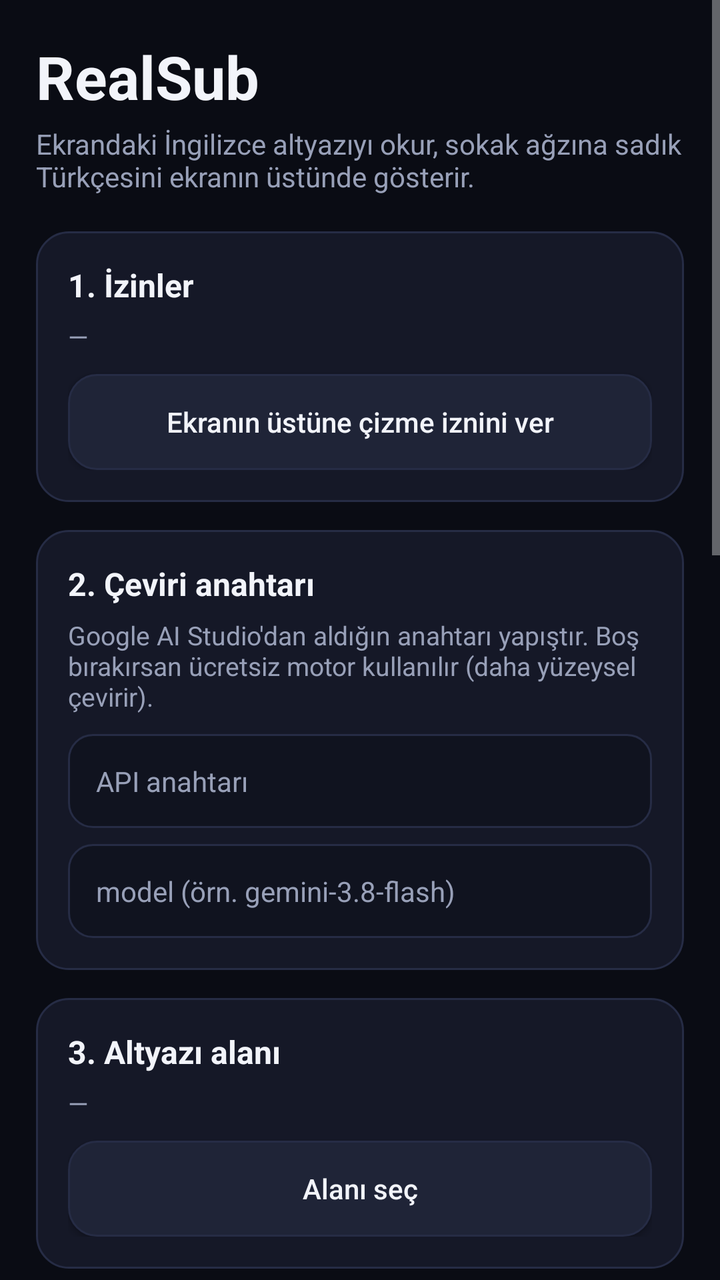
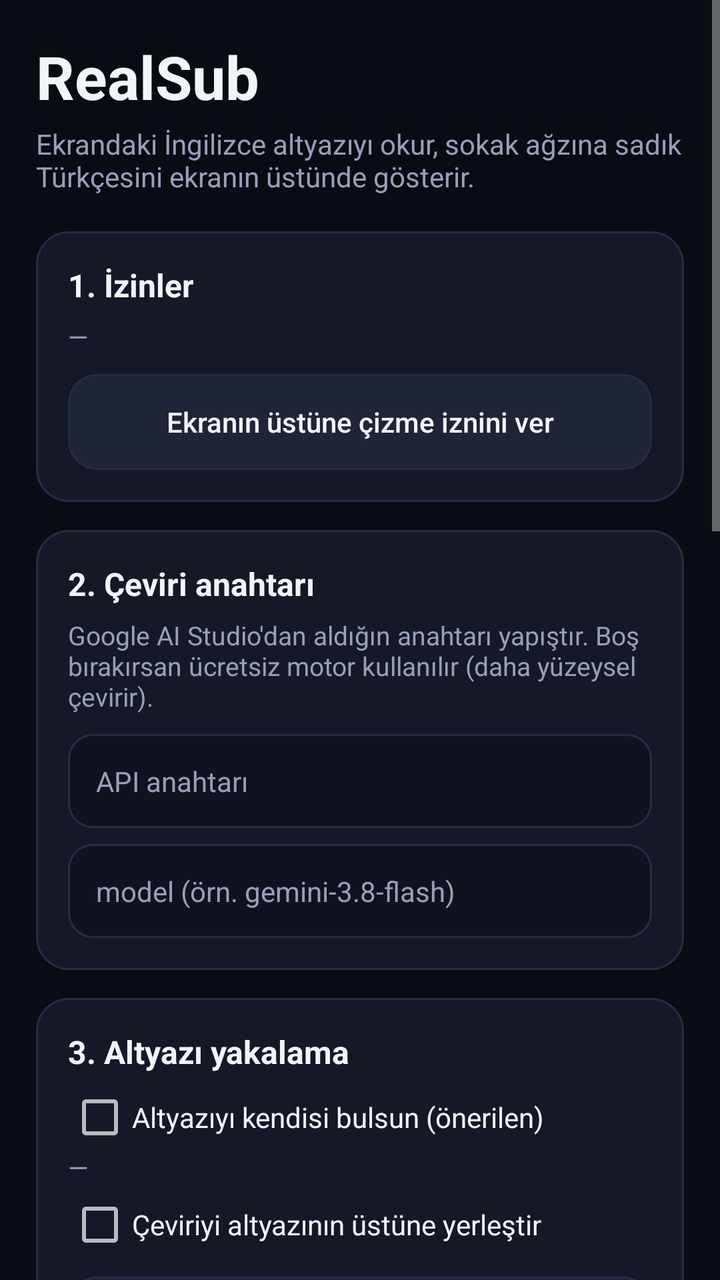

Two renders of the same Android screen: before a commit and after it. Below are the layout's source before the change and the commit's diff.
<!-- AndroidManifest.xml: application theme Theme.RealSub -->
<!-- res/layout/activity_main.xml -->
<?xml version="1.0" encoding="utf-8"?>
<ScrollView xmlns:android="http://schemas.android.com/apk/res/android"
    android:layout_width="match_parent"
    android:layout_height="match_parent"
    android:background="@color/bg"
    android:fillViewport="true">

    <LinearLayout
        android:layout_width="match_parent"
        android:layout_height="wrap_content"
        android:orientation="vertical"
        android:padding="18dp">

        <TextView
            android:layout_width="wrap_content"
            android:layout_height="wrap_content"
            android:text="RealSub"
            android:textColor="@color/txt"
            android:textSize="30sp"
            android:textStyle="bold" />

        <TextView
            android:layout_width="match_parent"
            android:layout_height="wrap_content"
            android:layout_marginTop="4dp"
            android:text="Ekrandaki İngilizce altyazıyı okur, sokak ağzına sadık Türkçesini ekranın üstünde gösterir."
            android:textColor="@color/muted"
            android:textSize="14sp" />

        
        <LinearLayout
            android:layout_width="match_parent"
            android:layout_height="wrap_content"
            android:layout_marginTop="18dp"
            android:background="@drawable/panel"
            android:orientation="vertical"
            android:padding="16dp">

            <TextView
                android:layout_width="wrap_content"
                android:layout_height="wrap_content"
                android:text="1. İzinler"
                android:textColor="@color/txt"
                android:textSize="16sp"
                android:textStyle="bold" />

            <TextView
                android:id="@+id/tvPerm"
                android:layout_width="match_parent"
                android:layout_height="wrap_content"
                android:layout_marginTop="6dp"
                android:text="—"
                android:textColor="@color/muted"
                android:textSize="13sp" />

            <Button
                android:id="@+id/btnOverlayPerm"
                android:layout_width="match_parent"
                android:layout_height="wrap_content"
                android:layout_marginTop="10dp"
                android:background="@drawable/btn_grey"
                android:text="Ekranın üstüne çizme iznini ver"
                android:textAllCaps="false"
                android:textColor="@color/txt" />
        </LinearLayout>

        
        <LinearLayout
            android:layout_width="match_parent"
            android:layout_height="wrap_content"
            android:layout_marginTop="14dp"
            android:background="@drawable/panel"
            android:orientation="vertical"
            android:padding="16dp">

            <TextView
                android:layout_width="wrap_content"
                android:layout_height="wrap_content"
                android:text="2. Çeviri anahtarı"
                android:textColor="@color/txt"
                android:textSize="16sp"
                android:textStyle="bold" />

            <TextView
                android:layout_width="match_parent"
                android:layout_height="wrap_content"
                android:layout_marginTop="6dp"
                android:text="Google AI Studio'dan aldığın anahtarı yapıştır. Boş bırakırsan ücretsiz motor kullanılır (daha yüzeysel çevirir)."
                android:textColor="@color/muted"
                android:textSize="13sp" />

            <EditText
                android:id="@+id/etKey"
                android:layout_width="match_parent"
                android:layout_height="wrap_content"
                android:layout_marginTop="10dp"
                android:background="@drawable/field"
                android:hint="API anahtarı"
                android:inputType="textPassword"
                android:padding="14dp"
                android:textColor="@color/txt"
                android:textColorHint="@color/muted"
                android:textSize="14sp" />

            <EditText
                android:id="@+id/etModel"
                android:layout_width="match_parent"
                android:layout_height="wrap_content"
                android:layout_marginTop="8dp"
                android:background="@drawable/field"
                android:hint="model (örn. gemini-3.8-flash)"
                android:inputType="text"
                android:padding="14dp"
                android:textColor="@color/txt"
                android:textColorHint="@color/muted"
                android:textSize="14sp" />
        </LinearLayout>

        
        <LinearLayout
            android:layout_width="match_parent"
            android:layout_height="wrap_content"
            android:layout_marginTop="14dp"
            android:background="@drawable/panel"
            android:orientation="vertical"
            android:padding="16dp">

            <TextView
                android:layout_width="wrap_content"
                android:layout_height="wrap_content"
                android:text="3. Altyazı alanı"
                android:textColor="@color/txt"
                android:textSize="16sp"
                android:textStyle="bold" />

            <TextView
                android:id="@+id/tvRegion"
                android:layout_width="match_parent"
                android:layout_height="wrap_content"
                android:layout_marginTop="6dp"
                android:text="—"
                android:textColor="@color/muted"
                android:textSize="13sp" />

            <Button
                android:id="@+id/btnRegion"
                android:layout_width="match_parent"
                android:layout_height="wrap_content"
                android:layout_marginTop="10dp"
                android:background="@drawable/btn_grey"
                android:text="Alanı seç"
                android:textAllCaps="false"
                android:textColor="@color/txt" />
        </LinearLayout>

        
        <LinearLayout
            android:layout_width="match_parent"
            android:layout_height="wrap_content"
            android:layout_marginTop="14dp"
            android:background="@drawable/panel"
            android:orientation="vertical"
            android:padding="16dp">

            <TextView
                android:layout_width="wrap_content"
                android:layout_height="wrap_content"
                android:text="4. Ayarlar"
                android:textColor="@color/txt"
                android:textSize="16sp"
                android:textStyle="bold" />

            <TextView
                android:layout_width="wrap_content"
                android:layout_height="wrap_content"
                android:layout_marginTop="12dp"
                android:text="Sertlik seviyesi"
                android:textColor="@color/muted"
                android:textSize="13sp" />

            <RadioGroup
                android:id="@+id/rgHard"
                android:layout_width="match_parent"
                android:layout_height="wrap_content"
                android:orientation="vertical">

                <RadioButton
                    android:id="@+id/rb0"
                    android:layout_width="match_parent"
                    android:layout_height="wrap_content"
                    android:text="Yumuşak"
                    android:textColor="@color/txt" />

                <RadioButton
                    android:id="@+id/rb1"
                    android:layout_width="match_parent"
                    android:layout_height="wrap_content"
                    android:text="Doğal"
                    android:textColor="@color/txt" />

                <RadioButton
                    android:id="@+id/rb2"
                    android:layout_width="match_parent"
                    android:layout_height="wrap_content"
                    android:text="Sokak ağzı"
                    android:textColor="@color/txt" />

                <RadioButton
                    android:id="@+id/rb3"
                    android:layout_width="match_parent"
                    android:layout_height="wrap_content"
                    android:text="Tam sansürsüz"
                    android:textColor="@color/txt" />
            </RadioGroup>

            <TextView
                android:id="@+id/tvSize"
                android:layout_width="wrap_content"
                android:layout_height="wrap_content"
                android:layout_marginTop="10dp"
                android:text="Yazı boyutu"
                android:textColor="@color/muted"
                android:textSize="13sp" />

            <SeekBar
                android:id="@+id/sbSize"
                android:layout_width="match_parent"
                android:layout_height="wrap_content"
                android:max="42"
                android:progress="12" />

            <TextView
                android:id="@+id/tvBottom"
                android:layout_width="wrap_content"
                android:layout_height="wrap_content"
                android:text="Alttan uzaklık"
                android:textColor="@color/muted"
                android:textSize="13sp" />

            <SeekBar
                android:id="@+id/sbBottom"
                android:layout_width="match_parent"
                android:layout_height="wrap_content"
                android:max="60"
                android:progress="10" />

            <CheckBox
                android:id="@+id/cbEn"
                android:layout_width="match_parent"
                android:layout_height="wrap_content"
                android:text="İngilizceyi de göster"
                android:textColor="@color/txt" />
        </LinearLayout>

        <Button
            android:id="@+id/btnStart"
            android:layout_width="match_parent"
            android:layout_height="wrap_content"
            android:layout_marginTop="18dp"
            android:background="@drawable/btn"
            android:paddingTop="14dp"
            android:paddingBottom="14dp"
            android:text="Başlat"
            android:textAllCaps="false"
            android:textColor="#FFFFFF"
            android:textSize="17sp"
            android:textStyle="bold" />

        <Button
            android:id="@+id/btnStop"
            android:layout_width="match_parent"
            android:layout_height="wrap_content"
            android:layout_marginTop="10dp"
            android:background="@drawable/btn_grey"
            android:text="Durdur"
            android:textAllCaps="false"
            android:textColor="@color/txt" />

        <LinearLayout
            android:layout_width="match_parent"
            android:layout_height="wrap_content"
            android:layout_marginTop="14dp"
            android:background="@drawable/panel"
            android:orientation="vertical"
            android:padding="16dp">

            <TextView
                android:layout_width="wrap_content"
                android:layout_height="wrap_content"
                android:text="5. Durum"
                android:textColor="@color/txt"
                android:textSize="16sp"
                android:textStyle="bold" />

            <TextView
                android:layout_width="match_parent"
                android:layout_height="wrap_content"
                android:layout_marginTop="6dp"
                android:text="Bir şey görünmüyorsa: çalışırken buraya dön, önce Tek kare oku, sonra Durumu yenile."
                android:textColor="@color/muted"
                android:textSize="13sp" />

            <Button
                android:id="@+id/btnTest"
                android:layout_width="match_parent"
                android:layout_height="wrap_content"
                android:layout_marginTop="10dp"
                android:background="@drawable/btn_grey"
                android:text="Tek kare oku"
                android:textAllCaps="false"
                android:textColor="@color/txt" />

            <Button
                android:id="@+id/btnStatus"
                android:layout_width="match_parent"
                android:layout_height="wrap_content"
                android:layout_marginTop="8dp"
                android:background="@drawable/btn_grey"
                android:text="Durumu yenile"
                android:textAllCaps="false"
                android:textColor="@color/txt" />

            <TextView
                android:id="@+id/tvStatus"
                android:layout_width="match_parent"
                android:layout_height="wrap_content"
                android:layout_marginTop="10dp"
                android:background="@drawable/field"
                android:padding="12dp"
                android:text="—"
                android:textColor="@color/txt"
                android:textSize="13sp" />
        </LinearLayout>

        <TextView
            android:layout_width="match_parent"
            android:layout_height="wrap_content"
            android:layout_marginTop="16dp"
            android:layout_marginBottom="24dp"
            android:text="Başlat'a bastıktan sonra uygulamadan çık, izlemeye başla. Altyazı ekranın üstünde görünür. Durdurmak için bildirime dokun."
            android:textColor="@color/muted"
            android:textSize="12sp" />
    </LinearLayout>
</ScrollView>
<!-- resources referenced by this layout -->
<resources>
  <color name="bg">#0A0C14</color>
  <color name="muted">#98A0B8</color>
  <color name="txt">#F2F4FA</color>
  <!-- drawable btn (drawable) -->
  <?xml version="1.0" encoding="utf-8"?>
  <shape xmlns:android="http://schemas.android.com/apk/res/android" android:shape="rectangle">
      <solid android:color="@color/acc" />
      <corners android:radius="14dp" />
  </shape>
  <!-- drawable btn_grey (drawable) -->
  <?xml version="1.0" encoding="utf-8"?>
  <shape xmlns:android="http://schemas.android.com/apk/res/android" android:shape="rectangle">
      <solid android:color="#1F2437" />
      <corners android:radius="14dp" />
      <stroke android:width="1dp" android:color="@color/line" />
  </shape>
  <!-- drawable field (drawable) -->
  <?xml version="1.0" encoding="utf-8"?>
  <shape xmlns:android="http://schemas.android.com/apk/res/android" android:shape="rectangle">
      <solid android:color="#10131F" />
      <corners android:radius="12dp" />
      <stroke android:width="1dp" android:color="@color/line" />
  </shape>
  <!-- drawable panel (drawable) -->
  <?xml version="1.0" encoding="utf-8"?>
  <shape xmlns:android="http://schemas.android.com/apk/res/android" android:shape="rectangle">
      <solid android:color="@color/panel" />
      <corners android:radius="16dp" />
      <stroke android:width="1dp" android:color="@color/line" />
  </shape>
  <style name="Theme.RealSub" parent="Theme.AppCompat.NoActionBar">
          <item name="android:windowBackground">@color/bg</item>
          <item name="android:textColor">@color/txt</item>
          <item name="android:colorAccent">@color/acc</item>
      </style>
  <color name="acc">#5B4DF5</color>
  <color name="line">#262C45</color>
  <color name="panel">#151827</color>
</resources>

<!-- the commit's change to res/layout/activity_main.xml (unified diff, before → after) -->
@@ -128,19 +128,34 @@
             <TextView
                 android:layout_width="wrap_content"
                 android:layout_height="wrap_content"
-                android:text="3. Altyazı alanı"
-                android:textColor="@color/txt"
-                android:textSize="16sp"
-                android:textStyle="bold" />
+                android:text="3. Altyazı yakalama"
+                android:textColor="@color/txt"
+                android:textSize="16sp"
+                android:textStyle="bold" />
+
+            <CheckBox
+                android:id="@+id/cbAuto"
+                android:layout_width="match_parent"
+                android:layout_height="wrap_content"
+                android:layout_marginTop="6dp"
+                android:text="Altyazıyı kendisi bulsun (önerilen)"
+                android:textColor="@color/txt" />
 
             <TextView
                 android:id="@+id/tvRegion"
                 android:layout_width="match_parent"
                 android:layout_height="wrap_content"
-                android:layout_marginTop="6dp"
                 android:text="—"
                 android:textColor="@color/muted"
                 android:textSize="13sp" />
+
+            <CheckBox
+                android:id="@+id/cbAlign"
+                android:layout_width="match_parent"
+                android:layout_height="wrap_content"
+                android:layout_marginTop="4dp"
+                android:text="Çeviriyi altyazının üstüne yerleştir"
+                android:textColor="@color/txt" />
 
             <Button
                 android:id="@+id/btnRegion"
@@ -148,7 +163,7 @@
                 android:layout_height="wrap_content"
                 android:layout_marginTop="10dp"
                 android:background="@drawable/btn_grey"
-                android:text="Alanı seç"
+                android:text="Alanı elle seç"
                 android:textAllCaps="false"
                 android:textColor="@color/txt" />
         </LinearLayout>
